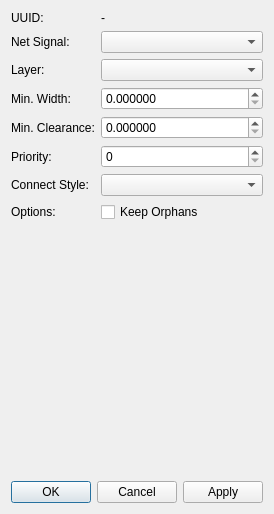
First picture: the form in libs/librepcb/projecteditor/boardeditor/boardplanepropertiesdialog.ui, repository LibrePCB/LibrePCB, before the edit.
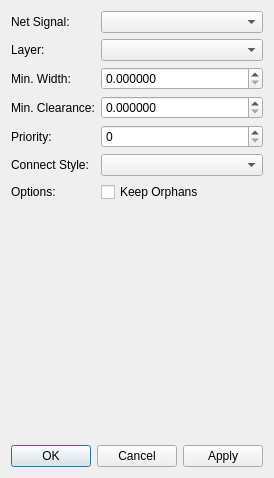
Second picture: the form after the edit. Custom widgets are drawn as their Qt base class.

Commit message: ProjectEditor: Hide UUIDs in many dialogs

The edit to the form file:
```diff
--- a/libs/librepcb/projecteditor/boardeditor/boardplanepropertiesdialog.ui
+++ b/libs/librepcb/projecteditor/boardeditor/boardplanepropertiesdialog.ui
@@ -7,7 +7,7 @@
     <x>0</x>
     <y>0</y>
     <width>270</width>
-    <height>514</height>
+    <height>478</height>
    </rect>
   </property>
   <property name="windowTitle">
@@ -20,50 +20,33 @@
       <enum>QFormLayout::AllNonFixedFieldsGrow</enum>
      </property>
      <item row="0" column="0">
-      <widget class="QLabel" name="label_9">
-       <property name="text">
-        <string>UUID:</string>
-       </property>
-      </widget>
-     </item>
-     <item row="0" column="1">
-      <widget class="QLabel" name="lblUuid">
-       <property name="text">
-        <string notr="true">-</string>
-       </property>
-       <property name="textInteractionFlags">
-        <set>Qt::LinksAccessibleByMouse|Qt::TextSelectableByKeyboard|Qt::TextSelectableByMouse</set>
-       </property>
-      </widget>
-     </item>
-     <item row="1" column="0">
       <widget class="QLabel" name="label_4">
        <property name="text">
         <string>Net Signal:</string>
        </property>
       </widget>
      </item>
-     <item row="1" column="1">
+     <item row="0" column="1">
       <widget class="QComboBox" name="cbxNetSignal"/>
      </item>
-     <item row="2" column="0">
+     <item row="1" column="0">
       <widget class="QLabel" name="label">
        <property name="text">
         <string>Layer:</string>
        </property>
       </widget>
      </item>
-     <item row="2" column="1">
+     <item row="1" column="1">
       <widget class="QComboBox" name="cbxLayer"/>
      </item>
-     <item row="3" column="0">
+     <item row="2" column="0">
       <widget class="QLabel" name="label_7">
        <property name="text">
         <string>Min. Width:</string>
        </property>
       </widget>
      </item>
-     <item row="3" column="1">
+     <item row="2" column="1">
       <widget class="QDoubleSpinBox" name="spbMinWidth">
        <property name="decimals">
         <number>6</number>
@@ -76,14 +59,14 @@
        </property>
       </widget>
      </item>
-     <item row="4" column="0">
+     <item row="3" column="0">
       <widget class="QLabel" name="label_3">
        <property name="text">
         <string>Min. Clearance:</string>
        </property>
       </widget>
      </item>
-     <item row="4" column="1">
+     <item row="3" column="1">
       <widget class="QDoubleSpinBox" name="spbMinClearance">
        <property name="decimals">
         <number>6</number>
@@ -96,27 +79,34 @@
        </property>
       </widget>
      </item>
-     <item row="5" column="0">
+     <item row="4" column="0">
       <widget class="QLabel" name="label_2">
        <property name="text">
         <string>Priority:</string>
        </property>
       </widget>
      </item>
-     <item row="5" column="1">
+     <item row="4" column="1">
       <widget class="QSpinBox" name="spbPriority"/>
      </item>
-     <item row="6" column="0">
+     <item row="5" column="0">
       <widget class="QLabel" name="label_5">
        <property name="text">
         <string>Connect Style:</string>
        </property>
       </widget>
      </item>
-     <item row="6" column="1">
+     <item row="5" column="1">
       <widget class="QComboBox" name="cbxConnectStyle"/>
      </item>
-     <item row="7" column="1">
+     <item row="6" column="0">
+      <widget class="QLabel" name="label_6">
+       <property name="text">
+        <string>Options:</string>
+       </property>
+      </widget>
+     </item>
+     <item row="6" column="1">
       <widget class="QCheckBox" name="cbKeepOrphans">
        <property name="sizePolicy">
         <sizepolicy hsizetype="Fixed" vsizetype="Fixed">
@@ -129,13 +119,6 @@
        </property>
       </widget>
      </item>
-     <item row="7" column="0">
-      <widget class="QLabel" name="label_6">
-       <property name="text">
-        <string>Options:</string>
-       </property>
-      </widget>
-     </item>
     </layout>
    </item>
    <item>
```
The commit also changes 7 other files.
